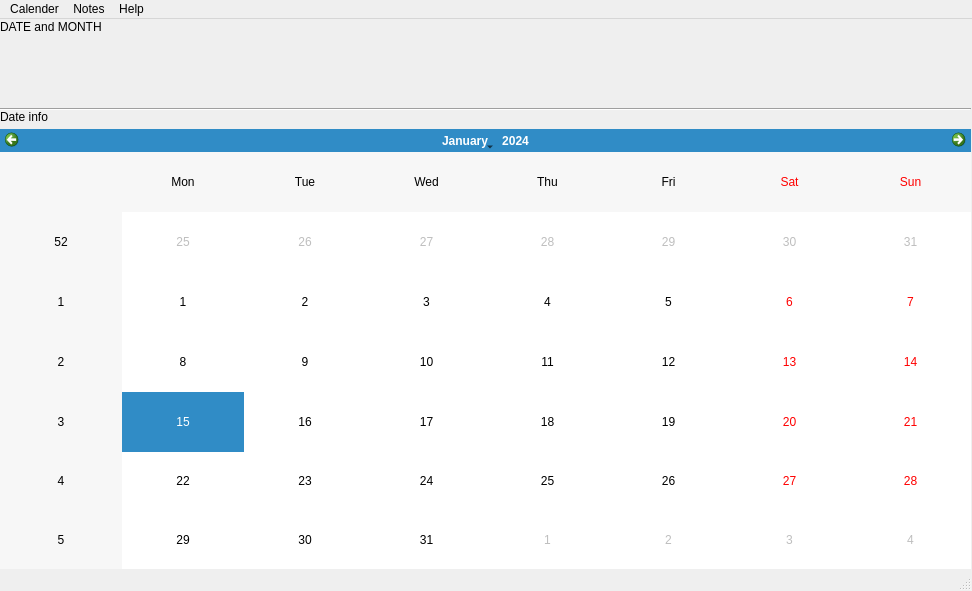
This is OCAN.ui in Foolfl1ckz/OpenCalendarAndNotes as Qt 5 draws it before an edit. The edited form follows.
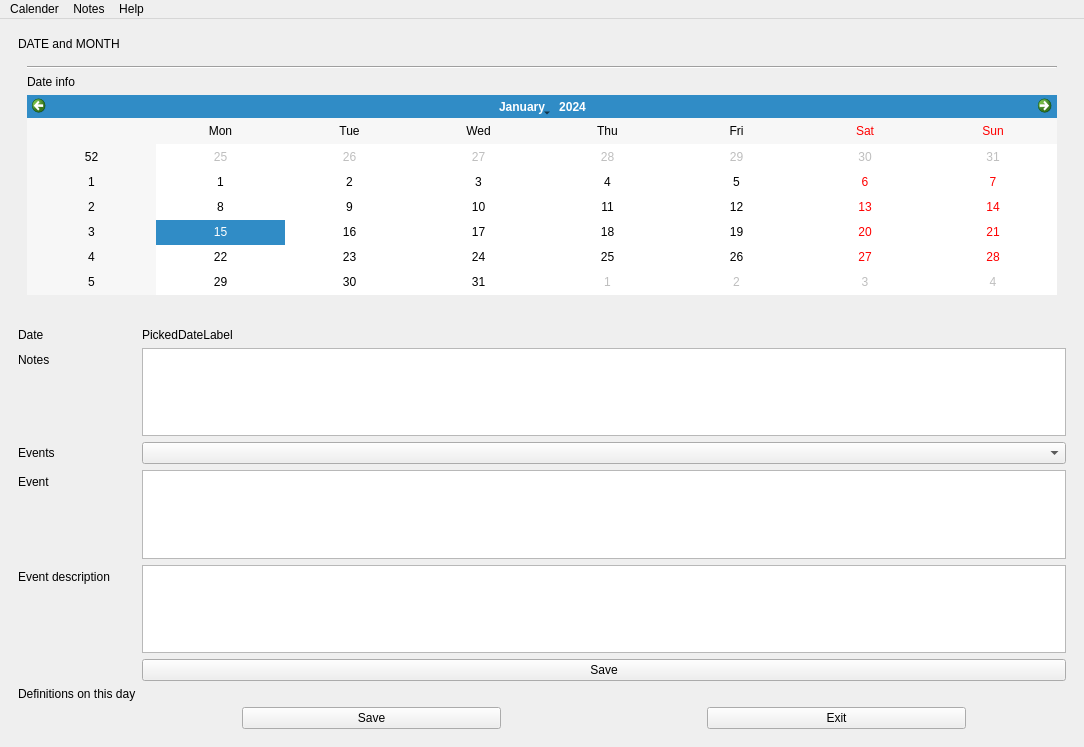
This is the edited form.

The edit to the form file:
```diff
--- a/OCAN.ui
+++ b/OCAN.ui
@@ -6,10 +6,16 @@
    <rect>
     <x>0</x>
     <y>0</y>
-    <width>972</width>
-    <height>591</height>
+    <width>1084</width>
+    <height>747</height>
    </rect>
   </property>
+  <property name="sizePolicy">
+   <sizepolicy hsizetype="Ignored" vsizetype="Ignored">
+    <horstretch>0</horstretch>
+    <verstretch>0</verstretch>
+   </sizepolicy>
+  </property>
   <property name="mouseTracking">
    <bool>false</bool>
   </property>
@@ -17,72 +23,267 @@
    <string>OCAN</string>
   </property>
   <widget class="QWidget" name="centralwidget">
-   <widget class="Line" name="line">
-    <property name="enabled">
-     <bool>true</bool>
-    </property>
-    <property name="geometry">
-     <rect>
-      <x>0</x>
-      <y>80</y>
-      <width>971</width>
-      <height>20</height>
-     </rect>
-    </property>
-    <property name="orientation">
-     <enum>Qt::Horizontal</enum>
-    </property>
-   </widget>
-   <widget class="QCalendarWidget" name="calendarWidget">
-    <property name="geometry">
-     <rect>
-      <x>0</x>
-      <y>110</y>
-      <width>971</width>
-      <height>441</height>
-     </rect>
-    </property>
-    <property name="minimumSize">
-     <size>
-      <width>971</width>
-      <height>441</height>
-     </size>
-    </property>
-   </widget>
-   <widget class="QLabel" name="label">
-    <property name="geometry">
-     <rect>
-      <x>0</x>
-      <y>0</y>
-      <width>171</width>
-      <height>16</height>
-     </rect>
-    </property>
-    <property name="text">
-     <string>DATE and MONTH</string>
-    </property>
-   </widget>
-   <widget class="QLabel" name="label_2">
-    <property name="geometry">
-     <rect>
-      <x>0</x>
-      <y>90</y>
-      <width>971</width>
-      <height>16</height>
-     </rect>
-    </property>
-    <property name="text">
-     <string>Date info</string>
-    </property>
-   </widget>
+   <property name="enabled">
+    <bool>true</bool>
+   </property>
+   <property name="sizePolicy">
+    <sizepolicy hsizetype="Ignored" vsizetype="Ignored">
+     <horstretch>0</horstretch>
+     <verstretch>0</verstretch>
+    </sizepolicy>
+   </property>
+   <property name="minimumSize">
+    <size>
+     <width>0</width>
+     <height>0</height>
+    </size>
+   </property>
+   <layout class="QHBoxLayout" name="horizontalLayout">
+    <item>
+     <layout class="QVBoxLayout" name="verticalLayout_4">
+      <property name="sizeConstraint">
+       <enum>QLayout::SetDefaultConstraint</enum>
+      </property>
+      <item>
+       <widget class="QWidget" name="CalenderPage" native="true">
+        <layout class="QVBoxLayout" name="verticalLayout_2">
+         <item>
+          <widget class="QLabel" name="label">
+           <property name="text">
+            <string>DATE and MONTH</string>
+           </property>
+          </widget>
+         </item>
+         <item>
+          <spacer name="verticalSpacer">
+           <property name="orientation">
+            <enum>Qt::Vertical</enum>
+           </property>
+           <property name="sizeType">
+            <enum>QSizePolicy::Maximum</enum>
+           </property>
+           <property name="sizeHint" stdset="0">
+            <size>
+             <width>20</width>
+             <height>180</height>
+            </size>
+           </property>
+          </spacer>
+         </item>
+         <item>
+          <widget class="QWidget" name="CalenderBox" native="true">
+           <property name="enabled">
+            <bool>true</bool>
+           </property>
+           <layout class="QVBoxLayout" name="verticalLayout">
+            <item>
+             <layout class="QVBoxLayout" name="CalenderLayout">
+              <item>
+               <widget class="Line" name="line">
+                <property name="orientation">
+                 <enum>Qt::Horizontal</enum>
+                </property>
+               </widget>
+              </item>
+              <item>
+               <widget class="QLabel" name="label_2">
+                <property name="text">
+                 <string>Date info</string>
+                </property>
+               </widget>
+              </item>
+              <item>
+               <widget class="QCalendarWidget" name="calendarWidget">
+                <property name="enabled">
+                 <bool>true</bool>
+                </property>
+                <property name="minimumSize">
+                 <size>
+                  <width>200</width>
+                  <height>200</height>
+                 </size>
+                </property>
+               </widget>
+              </item>
+             </layout>
+            </item>
+           </layout>
+          </widget>
+         </item>
+        </layout>
+       </widget>
+      </item>
+      <item>
+       <widget class="QWidget" name="CalenderEditPage" native="true">
+        <layout class="QVBoxLayout" name="verticalLayout_3">
+         <item>
+          <layout class="QFormLayout" name="formLayout">
+           <item row="1" column="0">
+            <widget class="QLabel" name="DateLabel">
+             <property name="text">
+              <string>Date</string>
+             </property>
+            </widget>
+           </item>
+           <item row="1" column="1">
+            <widget class="QLabel" name="PickedDateLabel">
+             <property name="text">
+              <string>PickedDateLabel</string>
+             </property>
+            </widget>
+           </item>
+           <item row="2" column="0">
+            <widget class="QLabel" name="calenderNoteLabel">
+             <property name="text">
+              <string>Notes</string>
+             </property>
+            </widget>
+           </item>
+           <item row="2" column="1">
+            <widget class="QTextEdit" name="calenderNotesTextEdit"/>
+           </item>
+           <item row="4" column="0">
+            <widget class="QLabel" name="eventLabel">
+             <property name="text">
+              <string>Event</string>
+             </property>
+            </widget>
+           </item>
+           <item row="4" column="1">
+            <widget class="QTextEdit" name="eventTextEdit"/>
+           </item>
+           <item row="5" column="0">
+            <widget class="QLabel" name="eventDescriptionLabel">
+             <property name="text">
+              <string>Event description</string>
+             </property>
+            </widget>
+           </item>
+           <item row="5" column="1">
+            <widget class="QTextEdit" name="eventDescriptionTextEdit"/>
+           </item>
+           <item row="8" column="1">
+            <layout class="QHBoxLayout" name="horizontalLayout_2">
+             <item>
+              <spacer name="horizontalSpacer_2">
+               <property name="orientation">
+                <enum>Qt::Horizontal</enum>
+               </property>
+               <property name="sizeType">
+                <enum>QSizePolicy::Maximum</enum>
+               </property>
+               <property name="sizeHint" stdset="0">
+                <size>
+                 <width>100</width>
+                 <height>20</height>
+                </size>
+               </property>
+              </spacer>
+             </item>
+             <item>
+              <widget class="QPushButton" name="calenderEditSavePushButton">
+               <property name="text">
+                <string>Save</string>
+               </property>
+              </widget>
+             </item>
+             <item>
+              <spacer name="horizontalSpacer">
+               <property name="orientation">
+                <enum>Qt::Horizontal</enum>
+               </property>
+               <property name="sizeType">
+                <enum>QSizePolicy::Maximum</enum>
+               </property>
+               <property name="sizeHint" stdset="0">
+                <size>
+                 <width>200</width>
+                 <height>20</height>
+                </size>
+               </property>
+              </spacer>
+             </item>
+             <item>
+              <widget class="QPushButton" name="calenderEditExitPushButton">
+               <property name="text">
+                <string>Exit</string>
+               </property>
+              </widget>
+             </item>
+             <item>
+              <spacer name="horizontalSpacer_3">
+               <property name="orientation">
+                <enum>Qt::Horizontal</enum>
+               </property>
+               <property name="sizeType">
+                <enum>QSizePolicy::Maximum</enum>
+               </property>
+               <property name="sizeHint" stdset="0">
+                <size>
+                 <width>100</width>
+                 <height>20</height>
+                </size>
+               </property>
+              </spacer>
+             </item>
+            </layout>
+           </item>
+           <item row="3" column="0">
+            <widget class="QLabel" name="eventsLabel">
+             <property name="text">
+              <string>Events</string>
+             </property>
+            </widget>
+           </item>
+           <item row="3" column="1">
+            <widget class="QComboBox" name="eventsComboBox"/>
+           </item>
+           <item row="8" column="0">
+            <spacer name="horizontalSpacer_4">
+             <property name="orientation">
+              <enum>Qt::Horizontal</enum>
+             </property>
+             <property name="sizeHint" stdset="0">
+              <size>
+               <width>40</width>
+               <height>20</height>
+              </size>
+             </property>
+            </spacer>
+           </item>
+           <item row="7" column="0">
+            <widget class="QLabel" name="definitionsListLabel">
+             <property name="text">
+              <string>Definitions on this day</string>
+             </property>
+            </widget>
+           </item>
+           <item row="7" column="1">
+            <layout class="QVBoxLayout" name="definitionsListVerticalLayout"/>
+           </item>
+           <item row="6" column="1">
+            <widget class="QPushButton" name="calenderEventSavePushButton">
+             <property name="text">
+              <string>Save</string>
+             </property>
+            </widget>
+           </item>
+          </layout>
+         </item>
+        </layout>
+       </widget>
+      </item>
+     </layout>
+    </item>
+   </layout>
   </widget>
   <widget class="QMenuBar" name="menubar">
    <property name="geometry">
     <rect>
      <x>0</x>
      <y>0</y>
-     <width>972</width>
-     <height>22</height>
+     <width>1084</width>
+     <height>26</height>
     </rect>
    </property>
    <widget class="QMenu" name="menuOCAN">
@@ -106,7 +307,6 @@
    <addaction name="menuNotes"/>
    <addaction name="menuHelp"/>
   </widget>
-  <widget class="QStatusBar" name="statusbar"/>
   <action name="actionCalender">
    <property name="text">
     <string>Calender</string>
```
